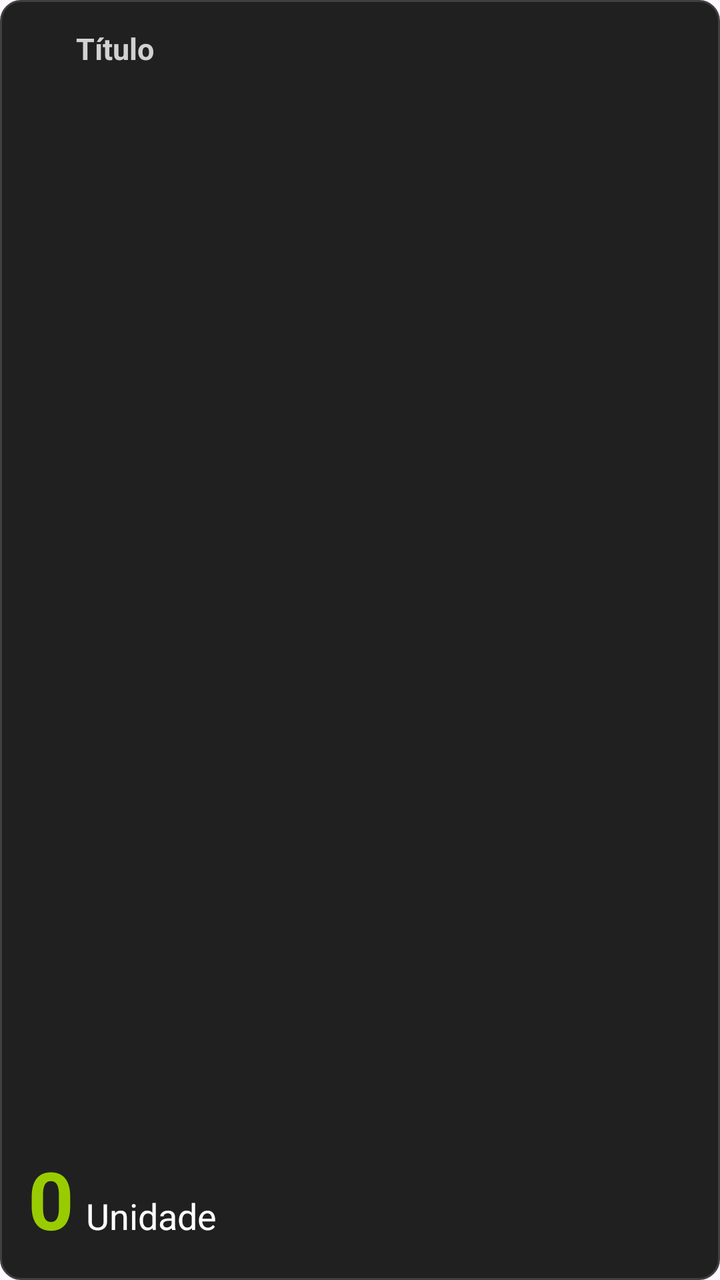
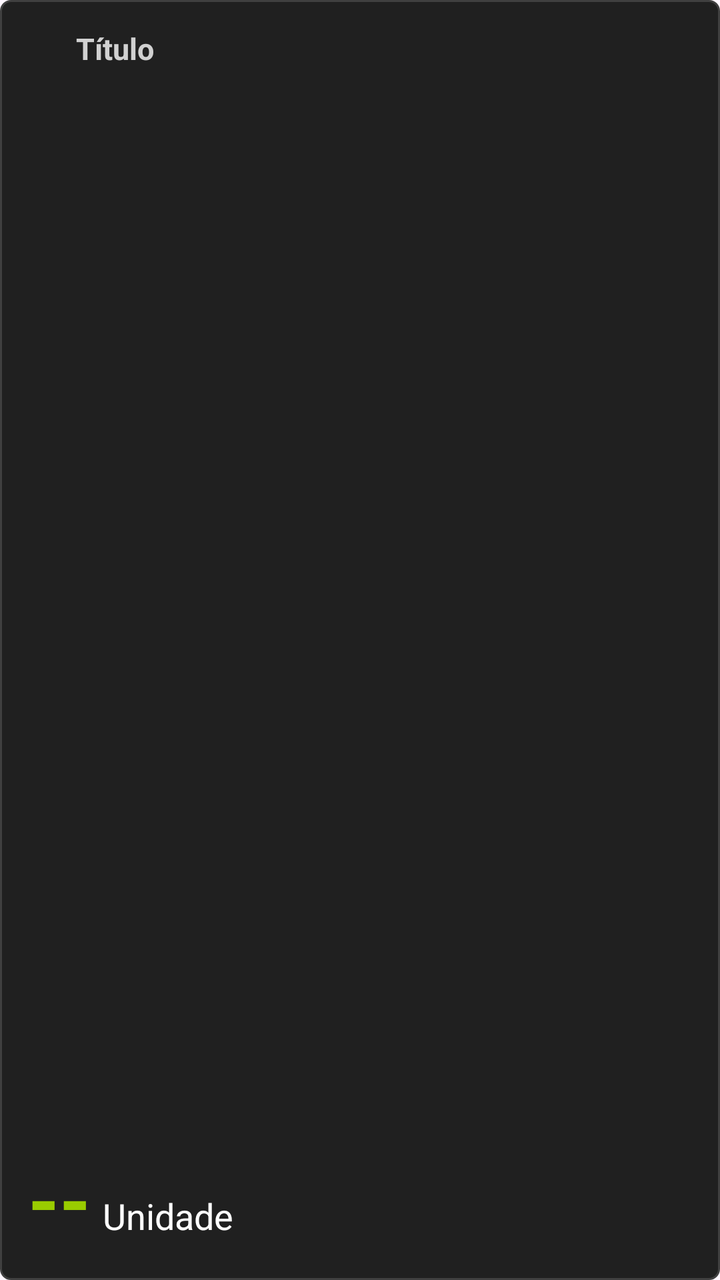

Two renders of the same Android screen: before a commit and after it. Below are the layout's source before the change and the commit's diff.
<!-- AndroidManifest.xml: application theme Theme.OBDMonitor -->
<!-- res/layout/view_metric_card.xml -->
<?xml version="1.0" encoding="utf-8"?>
<LinearLayout xmlns:android="http://schemas.android.com/apk/res/android"
    android:layout_width="match_parent"
    android:layout_height="100dp"
    android:background="@drawable/metric_card_background"
    android:orientation="vertical"
    android:padding="14dp">

    <LinearLayout
        android:layout_width="wrap_content"
        android:layout_height="wrap_content"
        android:gravity="center_vertical"
        android:orientation="horizontal">

        <ImageView
            android:id="@+id/imgIcon"
            android:layout_width="18dp"
            android:layout_height="18dp"
            android:layout_marginEnd="6dp"
            android:contentDescription="@null"/>

        <TextView
            android:id="@+id/txtTitle"
            android:layout_width="wrap_content"
            android:layout_height="wrap_content"
            android:text="Título"
            android:textColor="?attr/colorOnPrimary"
            android:textSize="15sp"
            android:textStyle="bold" />

    </LinearLayout>

    <LinearLayout
        android:layout_width="wrap_content"
        android:layout_height="0dp"
        android:layout_weight="1"
        android:gravity="bottom"
        android:orientation="horizontal">

        <TextView
            android:id="@+id/txtValue"
            android:layout_width="wrap_content"
            android:layout_height="wrap_content"
            android:text="0"
            android:textColor="@android:color/holo_green_light"
            android:textSize="40sp"
            android:textStyle="bold" />

        <TextView
            android:id="@+id/txtUnit"
            android:layout_width="wrap_content"
            android:layout_height="wrap_content"
            android:layout_marginStart="6dp"
            android:text="Unidade"
            android:textColor="@android:color/white"
            android:textSize="18sp" />

    </LinearLayout>
</LinearLayout>
<!-- resources referenced by this layout -->
<resources>
  <!-- drawable metric_card_background (drawable) -->
  <?xml version="1.0" encoding="utf-8"?>
  <shape xmlns:android="http://schemas.android.com/apk/res/android">
      <solid android:color="#202020" />
      <corners android:radius="10dp" />
      <stroke
          android:width="1dp"
          android:color="#404040" />
  </shape>
  <style name="Theme.OBDMonitor" parent="Base.Theme.OBDMonitor" />
  <style name="Base.Theme.OBDMonitor" parent="Theme.Material3.DayNight.NoActionBar">
          
          
          <item name="colorPrimary">@color/primary_light_mode</item>
          <item name="colorPrimaryVariant">@color/primary_variant_light_mode</item>
          <item name="colorOnPrimary">@color/on_primary_light_mode</item>
          <item name="colorSecondary">@color/secondary_light_mode</item>
          <item name="colorSecondaryVariant">@color/secondary_variant_light_mode</item>
          <item name="colorPrimaryContainer">@color/primary_container_light_mode</item>
          <item name="colorSecondaryContainer">@color/secondary_container_light_mode</item>
          <item name="android:textColorHighlight">@color/primary_variant_light_mode</item>
          <item name="android:colorControlActivated">@color/primary_light_mode</item>
          
          <item name="colorSurface">@color/surface_light_mode</item>
          <item name="colorOnSurface">@color/on_surface_light_mode</item>
      </style>
  <color name="primary_light_mode">@color/black</color>
  <color name="primary_variant_light_mode">@color/grey</color>
  <color name="on_primary_light_mode">@color/light_grey</color>
  <color name="secondary_light_mode">@color/dark_red</color>
  <color name="secondary_variant_light_mode">@color/light_red</color>
  <color name="primary_container_light_mode">@color/white_transparency</color>
  <color name="secondary_container_light_mode">@color/red_transparency</color>
  <color name="surface_light_mode">@color/black</color>
  <color name="on_surface_light_mode">@color/light_grey</color>
  <color name="black">#000000</color>
  <color name="grey">#5F5F5F</color>
  <color name="light_grey">#D1D1D1</color>
  <color name="dark_red">#280000</color>
  <color name="light_red">#8E343C</color>
  <color name="white_transparency">#1EFFFFFF</color>
  <color name="red_transparency">#80280000</color>
</resources>

<!-- the commit's change to res/layout/view_metric_card.xml (unified diff, before → after) -->
@@ -1,5 +1,6 @@
 <?xml version="1.0" encoding="utf-8"?>
 <LinearLayout xmlns:android="http://schemas.android.com/apk/res/android"
+    xmlns:tools="http://schemas.android.com/tools"
     android:layout_width="match_parent"
     android:layout_height="100dp"
     android:background="@drawable/metric_card_background"
@@ -7,23 +8,24 @@
     android:padding="14dp">
 
     <LinearLayout
-        android:layout_width="wrap_content"
+        android:layout_width="match_parent"
         android:layout_height="wrap_content"
         android:gravity="center_vertical"
-        android:orientation="horizontal">
+        android:orientation="horizontal"
+        tools:ignore="UseCompoundDrawables">
 
         <ImageView
             android:id="@+id/imgIcon"
             android:layout_width="18dp"
             android:layout_height="18dp"
             android:layout_marginEnd="6dp"
-            android:contentDescription="@null"/>
+            android:contentDescription="@null" />
 
         <TextView
             android:id="@+id/txtTitle"
             android:layout_width="wrap_content"
             android:layout_height="wrap_content"
-            android:text="Título"
+            android:text="@string/titulo"
             android:textColor="?attr/colorOnPrimary"
             android:textSize="15sp"
             android:textStyle="bold" />
@@ -31,7 +33,7 @@
     </LinearLayout>
 
     <LinearLayout
-        android:layout_width="wrap_content"
+        android:layout_width="match_parent"
         android:layout_height="0dp"
         android:layout_weight="1"
         android:gravity="bottom"
@@ -41,7 +43,7 @@
             android:id="@+id/txtValue"
             android:layout_width="wrap_content"
             android:layout_height="wrap_content"
-            android:text="0"
+            android:text="@string/__"
             android:textColor="@android:color/holo_green_light"
             android:textSize="40sp"
             android:textStyle="bold" />
@@ -51,7 +53,7 @@
             android:layout_width="wrap_content"
             android:layout_height="wrap_content"
             android:layout_marginStart="6dp"
-            android:text="Unidade"
+            android:text="@string/unidade"
             android:textColor="@android:color/white"
             android:textSize="18sp" />
 
<!-- resource entries referenced after the edit -->
@@ -4,11 +4,14 @@
   <?xml version="1.0" encoding="utf-8"?>
   <shape xmlns:android="http://schemas.android.com/apk/res/android">
       <solid android:color="#202020" />
-      <corners android:radius="10dp" />
+      <corners android:radius="5dp" />
       <stroke
           android:width="1dp"
           android:color="#404040" />
   </shape>
+  <string name="__">--</string>
+  <string name="titulo">Título</string>
+  <string name="unidade">Unidade</string>
   <style name="Theme.OBDMonitor" parent="Base.Theme.OBDMonitor" />
   <style name="Base.Theme.OBDMonitor" parent="Theme.Material3.DayNight.NoActionBar">
           
